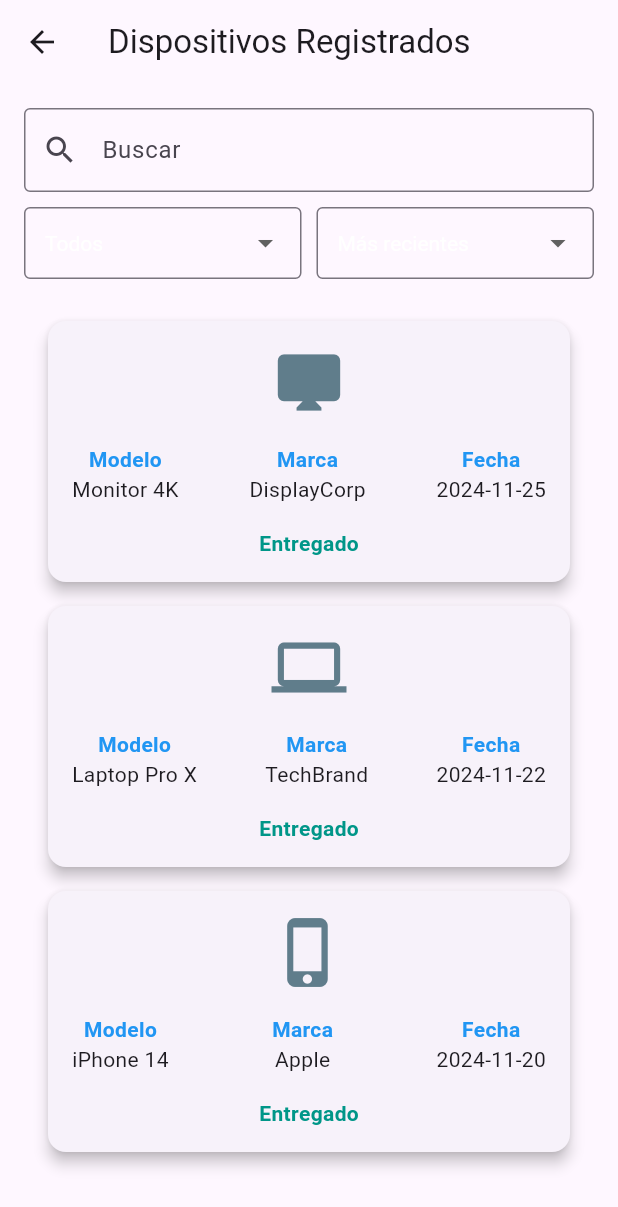
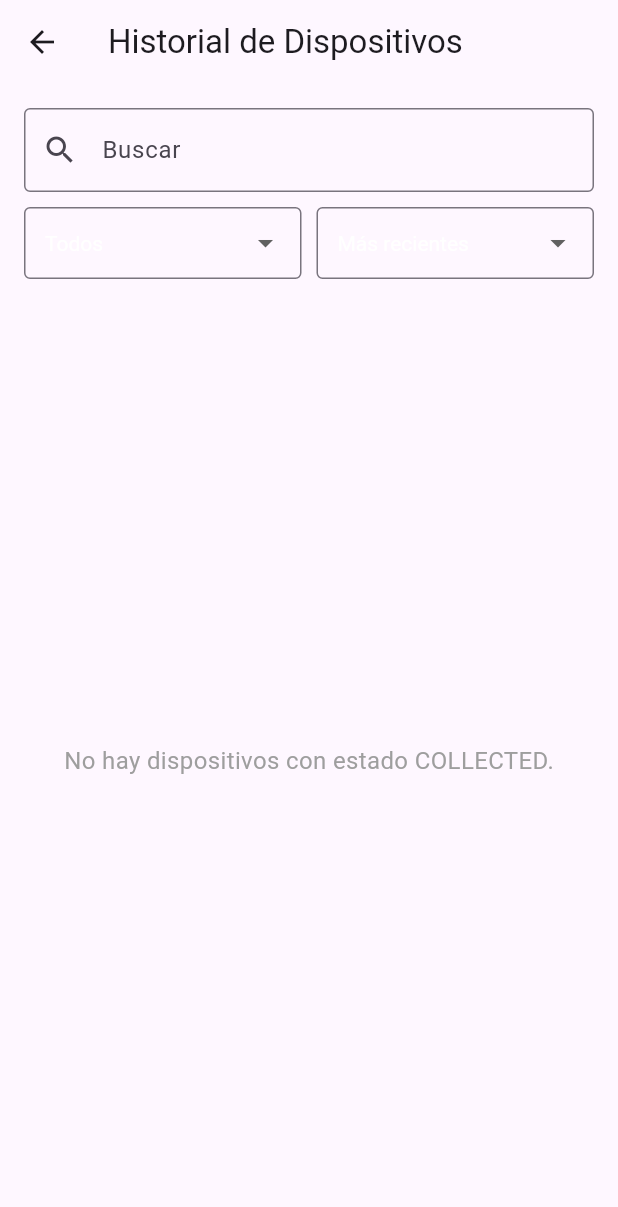
Before and after one commit to idav0/sigser_front, a Flutter app: the History screen opened directly, on a phone screen of 412 x 824 dp. Shown: the top 1207 px of the screen. Run offline on Flutter 3.47's test engine with Material 3 defaults, Android fonts, the phone set to English and light mode, and no system bars; our stand-ins replace awesome_dialog, dio, flutter_dotenv, font_awesome_flutter, shared_preferences; accounts and stored records are empty.

Commit message:
devices/history get

```diff
--- a/lib/navigation/technician/history.dart
+++ b/lib/navigation/technician/history.dart
@@ -1,4 +1,6 @@
+import 'dart:convert';
 import 'package:flutter/material.dart';
+import 'package:shared_preferences/shared_preferences.dart';
 
 class History extends StatefulWidget {
   const History({super.key});
@@ -8,59 +10,65 @@ class History extends StatefulWidget {
 }
 
 class _HistoryState extends State<History> {
-  final List<Map<String, String>> devices = [
-    {
-      'id': '001',
-      'tipo': 'Celular',
-      'modelo': 'iPhone 14',
-      'marca': 'Apple',
-      'serie': 'SN12345',
-      'problema': 'No enciende',
-      'cliente': 'Juan Pérez',
-      'fecha': '2024-11-20',
-      'estado': 'Entregado',
-      'diagnostico': 'El circuito de encendido está quemado.',
-    },
-    {
-      'id': '002',
-      'tipo': 'Computadora',
-      'modelo': 'Laptop Pro X',
-      'marca': 'TechBrand',
-      'serie': 'SN98765',
-      'problema': 'Pantalla dañada',
-      'cliente': 'Ana López',
-      'fecha': '2024-11-22',
-      'estado': 'Entregado',
-      'diagnostico': 'El panel LCD está roto y requiere reemplazo.',
-    },
-    {
-      'id': '003',
-      'tipo': 'Monitor',
-      'modelo': 'Monitor 4K',
-      'marca': 'DisplayCorp',
-      'serie': 'SN112233',
-      'problema': 'Sin señal',
-      'cliente': 'Carlos Méndez',
-      'fecha': '2024-11-25',
-      'estado': 'Entregado',
-      'diagnostico': 'El cable HDMI está dañado y necesita ser reemplazado.',
-    },
-  ];
+  final List<Map<String, dynamic>> devices = []; // Lista dinámica para almacenar dispositivos
 
   String searchText = '';
   String selectedDeviceType = 'Todos';
   String dateOrder = 'Más recientes'; // Predeterminado
-  List<String> dateOrderOptions = ['Más recientes', 'Más antiguos'];
+  final List<String> dateOrderOptions = ['Más recientes', 'Más antiguos'];
+  final List<String> deviceTypes = ['Todos', 'SMARTPHONE', 'LAPTOP', 'MONITOR'];
 
-  List<String> deviceTypes = ['Todos', 'Celular', 'Computadora', 'Monitor'];
+  @override
+  void initState() {
+    super.initState();
+    _loadDevices(); // Cargar dispositivos desde SharedPreferences
+  }
 
-  List<Map<String, String>> get filteredDevices {
-    List<Map<String, String>> filtered = devices
+  Future<void> _loadDevices() async {
+    final prefs = await SharedPreferences.getInstance();
+    String? devicesJson = prefs.getString('listDevices'); // Obtener el JSON almacenado
+
+    if (devicesJson != null) {
+      try {
+        List<dynamic> jsonList = jsonDecode(devicesJson);
+
+        // Adaptar datos al formato esperado
+        List<Map<String, dynamic>> adaptedDevices = jsonList.map((device) {
+          return {
+            'id': device['id'],
+            'tipo': device['device']['deviceType']['name'],
+            'modelo': device['device']['model'],
+            'marca': device['device']['brand'],
+            'serie': device['device']['serialNumber'],
+            'problema': device['problem_description'],
+            'cliente': device['cliente'] ?? 'Desconocido', // Cliente opcional
+            'fecha': device['entry_date'],
+            'diagnostico': device['diagnostic_observations'] ?? 'N/A',
+            'estado': device['repairStatus']['name'],
+          };
+        }).toList();
+
+        setState(() {
+          devices.addAll(adaptedDevices); // Agregar dispositivos adaptados
+        });
+      } catch (e) {
+        print('Error al cargar dispositivos: $e'); // Manejo de errores
+      }
+    }
+  }
+
+  List<Map<String, dynamic>> get filteredDevices {
+    List<Map<String, dynamic>> filtered = devices
         .where((device) =>
-            device['estado'] == 'Entregado' &&
-            (device['modelo']!.toLowerCase().contains(searchText.toLowerCase()) ||
-                device['marca']!.toLowerCase().contains(searchText.toLowerCase()) ||
-                device['cliente']!.toLowerCase().contains(searchText.toLowerCase())))
+            device['estado'] == 'COLLECTED' &&
+            (device['modelo']
+                    .toString()
+                    .toLowerCase()
+                    .contains(searchText.toLowerCase()) ||
+                device['marca']
+                    .toString()
+                    .toLowerCase()
+                    .contains(searchText.toLowerCase())))
         .toList();
 
     if (selectedDeviceType != 'Todos') {
@@ -70,11 +78,9 @@ class _HistoryState extends State<History> {
     }
 
     filtered.sort((a, b) {
-      final dateA = a['fecha']!;
-      final dateB = b['fecha']!;
-      return dateOrder == 'Más recientes'
-          ? dateB.compareTo(dateA)
-          : dateA.compareTo(dateB);
+      final dateA = DateTime.parse(a['fecha']);
+      final dateB = DateTime.parse(b['fecha']);
+      return dateOrder == 'Más recientes' ? dateB.compareTo(dateA) : dateA.compareTo(dateB);
     });
 
     return filtered;
@@ -82,13 +88,13 @@ class _HistoryState extends State<History> {
 
   IconData _getDeviceIcon(String tipo) {
     switch (tipo) {
-      case 'Celular':
-        return Icons.phone_iphone;
-      case 'Computadora':
+      case 'SMARTPHONE':
+        return Icons.phone_android;
+      case 'LAPTOP':
         return Icons.laptop;
-      case 'Monitor':
+      case 'MONITOR':
         return Icons.desktop_mac;
-      case 'Tablet':
+      case 'TABLET':
         return Icons.tablet;
       default:
         return Icons.devices;
@@ -99,7 +105,7 @@ class _HistoryState extends State<History> {
   Widget build(BuildContext context) {
     return Scaffold(
       appBar: AppBar(
-        title: const Text('Dispositivos Registrados'),
+        title: const Text('Historial de Dispositivos'),
       ),
       body: Padding(
         padding: const EdgeInsets.all(16.0),
@@ -177,7 +183,7 @@ class _HistoryState extends State<History> {
               child: filteredDevices.isEmpty
                   ? const Center(
                       child: Text(
-                        'No hay dispositivos que coincidan con los filtros.',
+                        'No hay dispositivos con estado COLLECTED.',
                         style: TextStyle(fontSize: 16, color: Colors.grey),
                       ),
                     )
@@ -195,7 +201,7 @@ class _HistoryState extends State<History> {
                               crossAxisAlignment: CrossAxisAlignment.center,
                               children: [
                                 Icon(
-                                  _getDeviceIcon(device['tipo']!),
+                                  _getDeviceIcon(device['tipo']),
                                   size: 50,
                                   color: Colors.blueGrey,
                                 ),
@@ -213,7 +219,7 @@ class _HistoryState extends State<History> {
                                             color: Colors.blue,
                                           ),
                                         ),
-                                        Text(device['modelo']!),
+                                        Text(device['modelo']),
                                       ],
                                     ),
                                     Column(
@@ -225,7 +231,7 @@ class _HistoryState extends State<History> {
                                             color: Colors.blue,
                                           ),
                                         ),
-                                        Text(device['marca']!),
+                                        Text(device['marca']),
                                       ],
                                     ),
                                     Column(
@@ -237,14 +243,14 @@ class _HistoryState extends State<History> {
                                             color: Colors.blue,
                                           ),
                                         ),
-                                        Text(device['fecha']!),
+                                        Text(device['fecha']),
                                       ],
                                     ),
                                   ],
                                 ),
                                 const SizedBox(height: 16),
                                 Text(
-                                  device['estado']!,
+                                  device['estado'],
                                   style: const TextStyle(
                                     fontWeight: FontWeight.bold,
                                     color: Colors.teal,
```
Also changed, not shown: lib/navigation/technician/devices.dart (+186 -150 lines).
